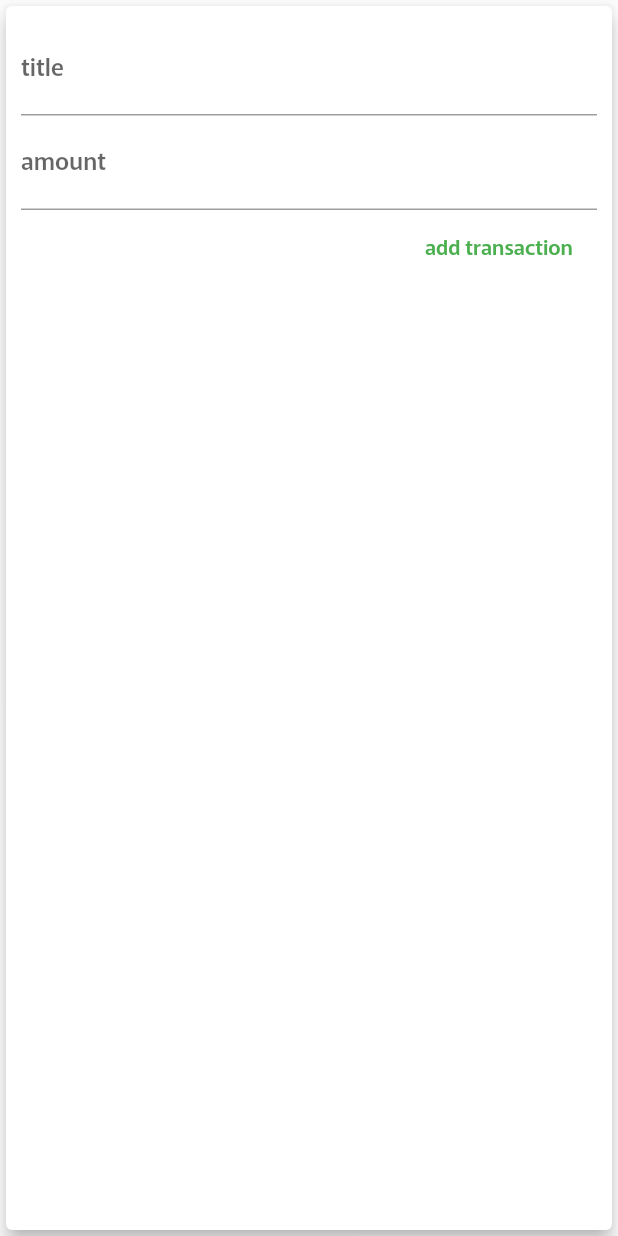
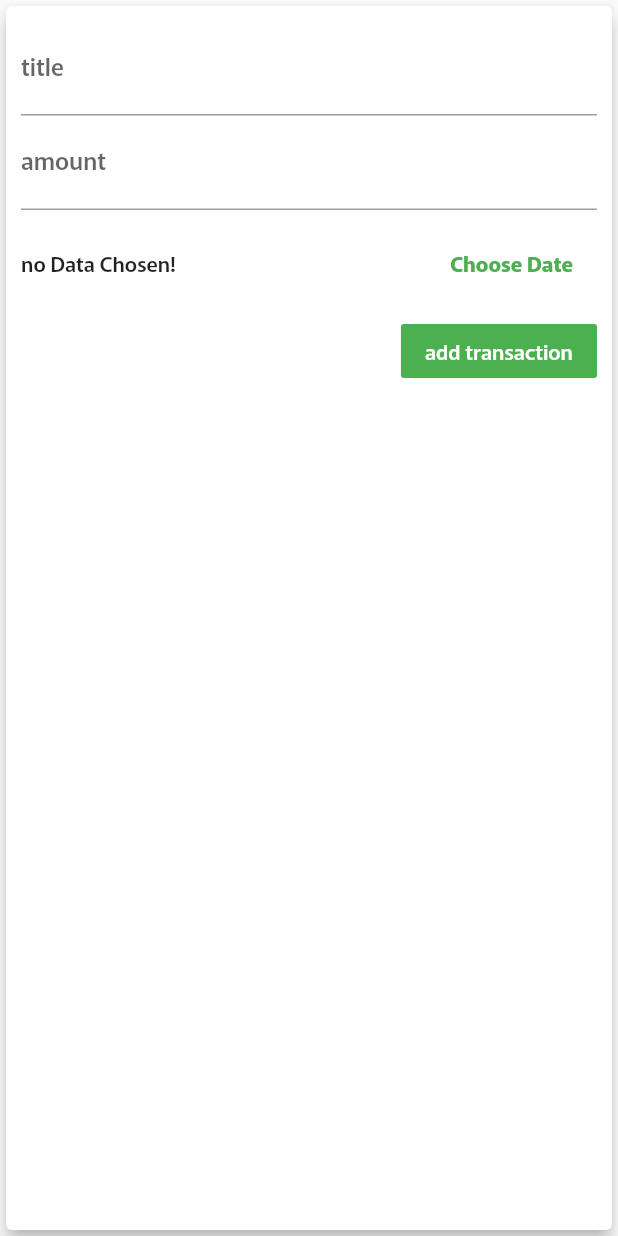
Before and after one commit to takuma-wada/flutter_expense_planner, a Flutter app: the NewTransaction widget shown alone on an empty page, opened directly with empty values, after a tap on "add transaction", on a phone screen of 412 x 824 dp. Run offline on Flutter 3.47's test engine with Material 2 defaults, Android fonts, the phone set to English and light mode, and no system bars.

```diff
--- a/lib/widget/new_transaction.dart
+++ b/lib/widget/new_transaction.dart
@@ -1,4 +1,5 @@
 import 'package:flutter/material.dart';
+import 'package:intl/intl.dart';
 
 class NewTransaction extends StatefulWidget {
   final Function addTx;
@@ -10,20 +11,42 @@ class NewTransaction extends StatefulWidget {
 }
 
 class _NewTransactionState extends State<NewTransaction> {
-  final titleController = TextEditingController();
-  final amountController = TextEditingController();
+  final _titleController = TextEditingController();
+  final _amountController = TextEditingController();
+  DateTime? _selectedDate;
 
-  void submitData() {
-    final enteredTitle = titleController.text;
-    final enteredAmount = amountController.text.isNotEmpty
-        ? double.parse(amountController.text)
+  void _submitData() {
+    final enteredTitle = _titleController.text;
+    final enteredAmount = _amountController.text.isNotEmpty
+        ? double.parse(_amountController.text)
         : 0;
 
-    if (enteredTitle.isEmpty || enteredAmount <= 0) return;
+    if (enteredTitle.isEmpty || enteredAmount <= 0 || _selectedDate == null) {
+      return;
+    }
 
-    widget.addTx(enteredTitle, enteredAmount);
+    widget.addTx(
+      enteredTitle,
+      enteredAmount,
+      _selectedDate,
+    );
 
     Navigator.of(context).pop();
+  }
+
+  void _presentDatePicker() {
+    showDatePicker(
+      context: context,
+      initialDate: DateTime.now(),
+      firstDate: DateTime(2019),
+      lastDate: DateTime.now(),
+    ).then((pickedDate) {
+      if (pickedDate == null) return;
+
+      setState(() {
+        _selectedDate = pickedDate;
+      });
+    });
   }
 
   @override
@@ -37,19 +60,44 @@ class _NewTransactionState extends State<NewTransaction> {
           children: [
             TextField(
               decoration: const InputDecoration(labelText: 'title'),
-              controller: titleController,
-              onSubmitted: (_) => submitData(),
+              controller: _titleController,
+              onSubmitted: (_) => _submitData(),
             ),
             TextField(
               decoration: const InputDecoration(labelText: 'amount'),
-              controller: amountController,
+              controller: _amountController,
               keyboardType: TextInputType.number,
-              onSubmitted: (_) => submitData(),
+              onSubmitted: (_) => _submitData(),
+            ),
+            SizedBox(
+              height: 70,
+              child: Row(
+                children: [
+                  Expanded(
+                    child: Text(
+                      _selectedDate == null
+                          ? 'no Data Chosen!'
+                          : 'picked Date: ${DateFormat.yMd().format((_selectedDate as DateTime)).toString()}',
+                    ),
+                  ),
+                  FlatButton(
+                    onPressed: _presentDatePicker,
+                    textColor: Theme.of(context).primaryColor,
+                    child: const Text(
+                      'Choose Date',
+                      style: TextStyle(
+                        fontWeight: FontWeight.bold,
+                      ),
+                    ),
+                  )
+                ],
+              ),
             ),
             FlatButton(
-              textColor: Theme.of(context).primaryColor,
+              onPressed: _submitData,
+              color: Theme.of(context).primaryColor,
+              textColor: Colors.white,
               child: const Text('add transaction'),
-              onPressed: submitData,
             ),
           ],
         ),
```
Also changed, not shown: lib/main.dart (+26 -22 lines), lib/widget/transaction_list.dart (+29 -12 lines).
